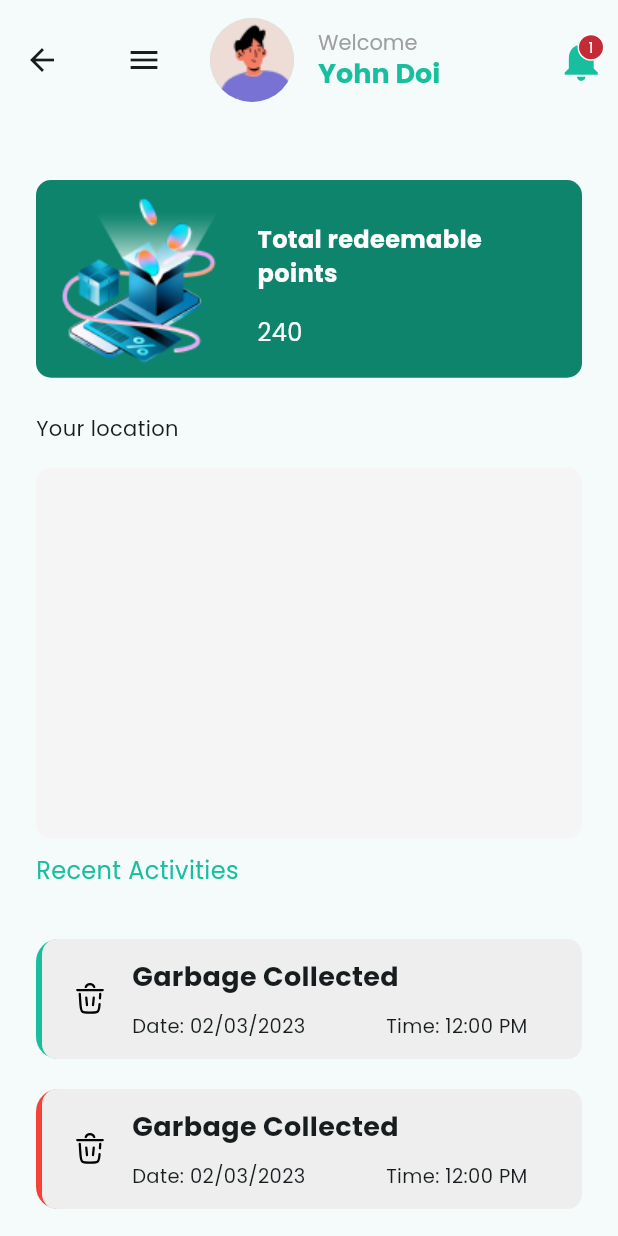
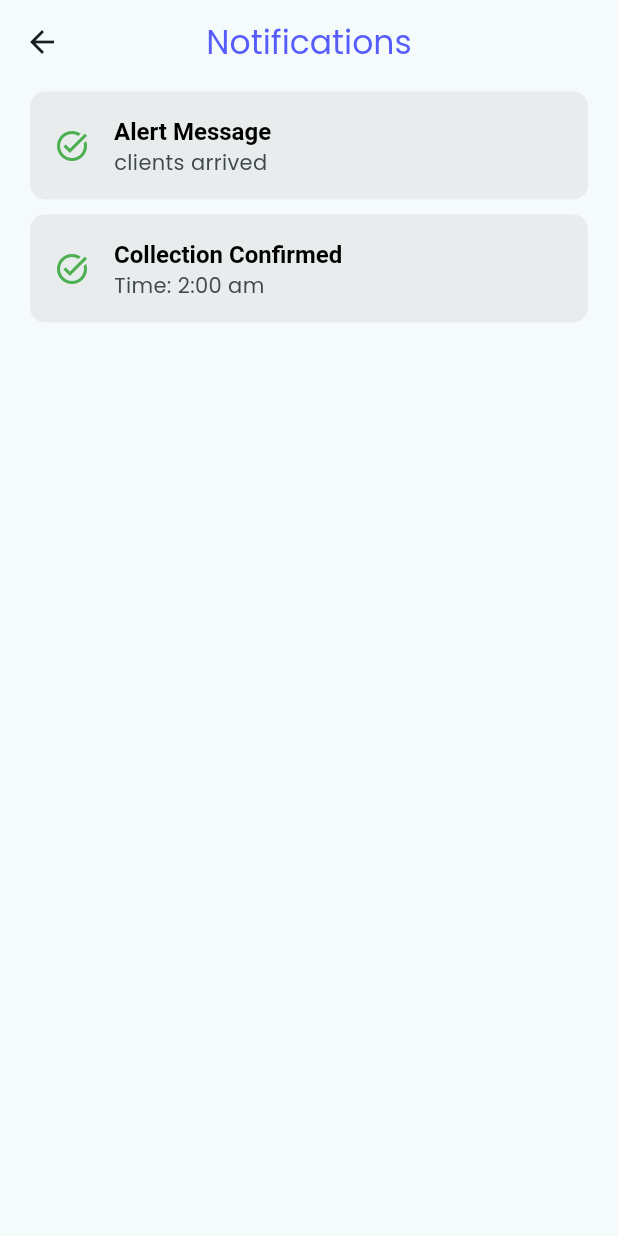
Before and after one commit to asnakeassefa/wecollect, a Flutter app: the DashBoard screen opened directly, after a tap on the "notifications" icon, on a phone screen of 412 x 824 dp. Run offline on Flutter 3.47's test engine with Material 3 defaults, Android fonts, the phone set to English and light mode, and no system bars; our stand-ins replace flutter_bloc, flutter_map, flutter_secure_storage, flutter_svg, get_it, injectable and 4 more; missing offline and left inert: another_stepper; accounts and stored records are empty.

Commit message:
feat ntoification

```diff
--- a/lib/core/utility/router.dart
+++ b/lib/core/utility/router.dart
@@ -1,5 +1,6 @@
 import 'package:flutter/material.dart';
-import 'package:wecollect/feature/onboarding/onboarding/screen/welcome.dart';
+
+import '../../feature/onboarding/screen/welcome.dart';
 
 final Map<String, WidgetBuilder> routes = {
   WelcomeScreen.routeName: (context) => const WelcomeScreen(),
--- a/lib/core/utility/theme/theme.dart
+++ b/lib/core/utility/theme/theme.dart
@@ -24,4 +24,5 @@ class AppColors {
   static Color primaryColor = const Color(0xff0E846D);
   static Color secondaryColor = const Color(0xff17BF9E);
   static Color bodyTextColor = const Color(0xff000000);
+  static Color secondaryTitleColor = const Color(0xff575DFB);
 }
--- a/lib/core/utility/widget/button.dart
+++ b/lib/core/utility/widget/button.dart
@@ -11,7 +11,7 @@ class CustomButton extends StatelessWidget {
   Widget build(BuildContext context) {
     return ElevatedButton(
       onPressed: () {
-        onPressed;
+        onPressed();
       },
       style: ElevatedButton.styleFrom(
         minimumSize: Size(MediaQuery.sizeOf(context).width * 0.90, 50),
--- a/lib/feature/landing/presentation/screen/dashboard.dart
+++ b/lib/feature/landing/presentation/screen/dashboard.dart
@@ -1,5 +1,8 @@
 import 'package:flutter/material.dart';
+import 'package:flutter_map/flutter_map.dart';
+import 'package:latlong2/latlong.dart';
 import 'package:wecollect/core/utility/theme/theme.dart';
+import 'package:wecollect/feature/notification/presentation/screen/notification.dart';
 
 import '../widget/recent_activity_card.dart';
 
@@ -23,13 +26,14 @@ class _DashBoardState extends State<DashBoard> {
   Widget build(BuildContext context) {
     return Scaffold(
       appBar: AppBar(
+        automaticallyImplyLeading: false,
         toolbarHeight: 80,
         title: Row(
           children: [
-            IconButton(
-              onPressed: () {},
-              icon: const Icon(Icons.menu),
-            ),
+            // IconButton(
+            //   onPressed: () {},
+            //   icon: const Icon(Icons.menu),
+            // ),
             const SizedBox(width: 20),
             const CircleAvatar(
               radius: 28,
@@ -59,7 +63,11 @@ class _DashBoardState extends State<DashBoard> {
           Stack(
             children: [
               IconButton(
-                onPressed: () {},
+                onPressed: () {
+                  Navigator.push(context, MaterialPageRoute(builder: (context) {
+                    return NotificationPage();
+                  }));
+                },
                 icon: Icon(
                   Icons.notifications,
                   color: AppColors.secondaryColor,
@@ -160,9 +168,25 @@ class _DashBoardState extends State<DashBoard> {
               Container(
                 height: MediaQuery.sizeOf(context).height * 0.3,
                 width: MediaQuery.sizeOf(context).width,
+                padding: const EdgeInsets.all(2),
                 decoration: BoxDecoration(
                   borderRadius: BorderRadius.circular(10),
                   color: Colors.grey[100],
+                ),
+                child: Stack(
+                  children: [
+                    FlutterMap(
+                        options: MapOptions(
+                          center: LatLng(9.0192, 38.7525),
+                          zoom: 13,
+                        ),
+                        children: [
+                          TileLayer(
+                            urlTemplate:
+                                'https://tile.openstreetmap.org/{z}/{x}/{y}.png',
+                          )
+                        ]),
+                  ],
                 ),
               ),
               const SizedBox(height: 10),
--- /dev/null
+++ b/lib/feature/notification/data/notification_model.dart
@@ -0,0 +1,5 @@
+class NotificationModel {
+  final title;
+  final body;
+  NotificationModel({required this.title, required this.body});
+}
--- /dev/null
+++ b/lib/feature/notification/presentation/screen/notification.dart
@@ -0,0 +1,68 @@
+import 'package:flutter/material.dart';
+import 'package:wecollect/core/utility/theme/theme.dart';
+
+import '../../../track/presentation/screen/track.dart';
+import '../../data/notification_model.dart';
+
+class NotificationPage extends StatefulWidget {
+  const NotificationPage({super.key});
+
+  @override
+  State<NotificationPage> createState() => _NotificationPageState();
+}
+
+class _NotificationPageState extends State<NotificationPage> {
+  List<NotificationModel> notifications = [
+    NotificationModel(title: 'Alert Message', body: 'clients arrived'),
+    NotificationModel(title: 'Collection Confirmed', body: 'Time: 2:00 am'),
+  ];
+  @override
+  Widget build(BuildContext context) {
+    return Scaffold(
+      appBar: AppBar(
+        automaticallyImplyLeading: true,
+        centerTitle: true,
+        title: Text(
+          'Notifications',
+          style: TextStyle(
+              color: AppColors.secondaryTitleColor,
+              fontWeight: FontWeight.w500),
+        ),
+      ),
+      body: SingleChildScrollView(
+        child: Column(
+          children: notifications.map((e) {
+            return NotificationTile(notificationModel: e);
+          }).toList(),
+        ),
+      ),
+    );
+  }
+}
+
+class NotificationTile extends StatelessWidget {
+  NotificationModel notificationModel;
+  NotificationTile({super.key, required this.notificationModel});
+
+  @override
+  Widget build(BuildContext context) {
+    // notification tile to show notification
+    return Container(
+        margin: EdgeInsets.symmetric(horizontal: 20, vertical: 5),
+        decoration: BoxDecoration(
+            color: Colors.grey.withOpacity(0.15),
+            borderRadius: BorderRadius.circular(10)),
+        child: ListTile(
+          titleTextStyle: TextStyle(
+              fontWeight: FontWeight.bold, color: Colors.black, fontSize: 16),
+          leading: Icon(Icons.task_alt, color: Colors.green),
+          onTap: () {
+            Navigator.push(context, MaterialPageRoute(builder: (context) {
+              return const TrackDetailPage();
+            }));
+          },
+          title: Text(notificationModel.title),
+          subtitle: Text(notificationModel.body),
+        ));
+  }
+}
--- a/lib/feature/pickup_request/presentation/screen/pickup_home.dart
+++ b/lib/feature/pickup_request/presentation/screen/pickup_home.dart
@@ -18,6 +18,7 @@ class _PickUpHomeState extends State<PickUpHome> {
       length: 2,
       child: Scaffold(
           appBar: AppBar(
+              automaticallyImplyLeading: false,
               title: Text(
                 'Pick Up Request',
                 style: TextStyle(
--- a/lib/main.dart
+++ b/lib/main.dart
@@ -4,6 +4,7 @@ import 'package:injectable/injectable.dart';
 import 'feature/home_page.dart';
 import 'core/dj/injection.dart';
 import 'core/utility/router.dart';
+import 'feature/onboarding/screen/onboarding.dart';
 
 void main() async {
   await configureInjection(Environment.prod);
@@ -26,7 +27,7 @@ class MyApp extends StatelessWidget {
         ),
       ),
       routes: routes,
-      home: const HomePage(),
+      home: const Onboarding(),
     );
   }
 }
--- a/pubspec.yaml
+++ b/pubspec.yaml
@@ -48,6 +48,9 @@ dependencies:
   http: any
   stylish_bottom_bar: ^1.1.0
   intl: ^0.19.0
+  another_stepper: ^1.2.2
+  flutter_map: ^6.1.0
+  latlong2: ^0.9.1
 dev_dependencies:
   flutter_test:
     sdk: flutter
```
Also changed, not shown: lib/feature/auth/presentation/screen/login.dart (+23 -2 lines), lib/feature/auth/presentation/screen/signup.dart (+7 -1 lines), lib/feature/onboarding/bloc/onboarding_cubit.dart (added, +30 -0 lines), lib/feature/onboarding/onboarding/bloc/onboarding_cubit.dart (deleted, +0 -29 lines), lib/feature/onboarding/screen/onboarding.dart (renamed from lib/feature/onboarding/onboarding/screen/onboarding.dart, +6 -5 lines), lib/feature/onboarding/screen/user_catagory.dart (renamed from lib/feature/onboarding/onboarding/screen/user_catagory.dart, +7 -2 lines), lib/feature/onboarding/screen/welcome.dart (renamed from lib/feature/onboarding/onboarding/screen/welcome.dart, +9 -2 lines), lib/feature/pickup_request/presentation/screen/pickup_request.dart (+21 -5 lines), lib/feature/track/presentation/screen/track.dart (added, +79 -0 lines), lib/core/dj/injection.config.dart, lib/feature/onboarding/bloc/onboarding_state.dart (renamed from lib/feature/onboarding/onboarding/bloc/onboarding_state.dart), pubspec.lock.
